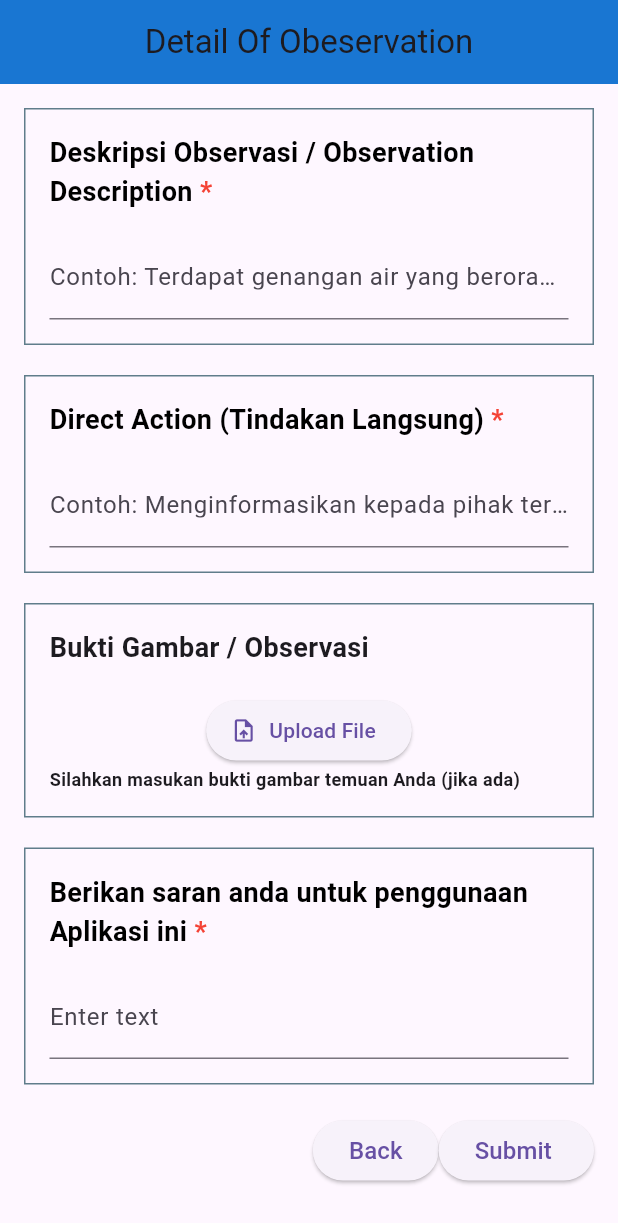
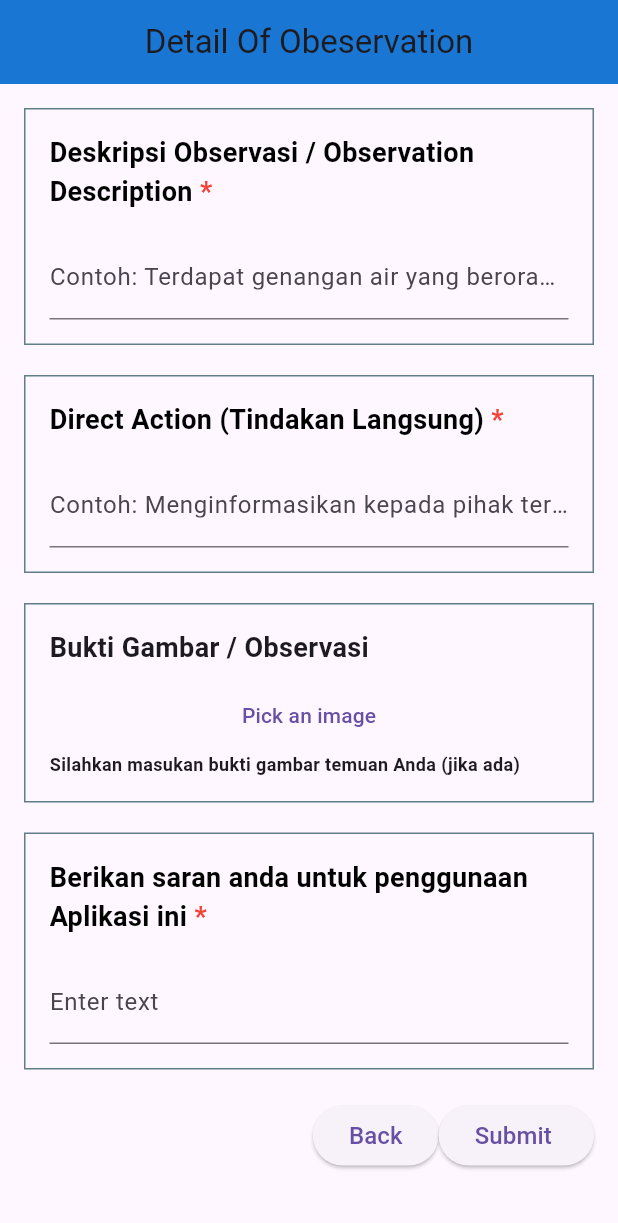
Before and after one commit to DarkVixion/KP_SIP, a Flutter app: the UserFormPage3FE screen opened directly, on a phone screen of 412 x 824 dp. Shown: the top 1223 px of the screen. Run offline on Flutter 3.47's test engine with Material 3 defaults, Android fonts, the phone set to English and light mode, and no system bars; our stand-ins replace cloud_firestore, dio, firebase_auth, firebase_core, firebase_storage, get and 3 more; accounts and stored records are empty; network calls fail.

```diff
--- a/lib/FrontEndOnly/Service/global_service_fe.dart
+++ b/lib/FrontEndOnly/Service/global_service_fe.dart
@@ -1,3 +1,5 @@
+import 'dart:io';
+
 import 'package:flutter/material.dart';
 import 'package:fluttersip/FrontEndOnly/AdminView/admin_home_page_fe.dart';
 import 'package:fluttersip/FrontEndOnly/AdminView/admin_peka_page_fe.dart';
@@ -78,6 +80,15 @@ class GlobalStateFE with ChangeNotifier {
   // Getter for userId
   String? get userId => _userId;
 
+  File? _uploadedImage;
+
+  File? get uploadedImage => _uploadedImage;
+
+  void updateUploadedImage(File? image) {
+    _uploadedImage = image;
+    notifyListeners();
+  }
+
   // Method to load userId from GetStorage
   void updateUserId(String? value) {
     _userId = value;  // 'userID' should match the key used when storing the ID
@@ -152,14 +163,11 @@ class GlobalStateFE with ChangeNotifier {
   }
 
   void resetForm() {
-    namaPegawai = '';
-    emailPekerja = '';
-    namaFungsi = '';
     lokasiSpesifik = '';
     deskripsiObservasi = '';
     directAction = '';
     saranAplikasi = '';
-    selectedKategori = '';
+    selectedKategori = null;
     selectedTanggal = DateTime.now();
     _selectedLokasiId = null;
     _selectedTipeObservasiId = null;
--- a/lib/FrontEndOnly/UserView/user_form_page_3_fe.dart
+++ b/lib/FrontEndOnly/UserView/user_form_page_3_fe.dart
@@ -1,10 +1,9 @@
 import 'package:flutter/material.dart';
-import 'package:file_picker/file_picker.dart';
 import 'package:fluttersip/FrontEndOnly/Service/global_service_fe.dart';
 import 'dart:io';
 
 import 'package:fluttersip/controllers/laporanpeka.dart';
-import 'package:get/get.dart';
+import 'package:image_picker/image_picker.dart';
 import 'package:provider/provider.dart';
 
 class UserFormPage3FE extends StatefulWidget {
@@ -19,10 +18,10 @@ class _UserFormPage3FEState extends State<UserFormPage3FE> {
   final TextEditingController _deskripsiObservasi = TextEditingController(); // For second question (text input)
   final TextEditingController _directAction = TextEditingController();
   final TextEditingController _saranAplikasi = TextEditingController();
-  final LaporanPekaController _laporanPekaController = Get.put(LaporanPekaController());
-
-
-
+  final _formKey = GlobalKey<FormState>();
+  File? _image;
+  // Create an instance of the controller
+  final LaporanPekaController _laporanPekaController = LaporanPekaController();
 
   bool _deskripsiObservasiError = false;
   bool _directActionError = false;
@@ -45,7 +44,9 @@ class _UserFormPage3FEState extends State<UserFormPage3FE> {
     });
   }
 
-  void _validateAndProceed() {
+
+
+  void _validateAndProceed() async {
     final globalState = Provider.of<GlobalStateFE>(context, listen: false);
 
     setState(() {
@@ -61,7 +62,8 @@ class _UserFormPage3FEState extends State<UserFormPage3FE> {
         !_directActionError &&
         !_saranAplikasiError) {
       try {
-        _laporanPekaController.submit(
+        if (_formKey.currentState!.validate()) {
+          await _laporanPekaController.submitLaporan(
             namaPegawai: globalState.namaPegawai.trim(),
             emailPegawai: globalState.emailPekerja.trim(),
             namaFungsi: globalState.namaFungsi.trim(),
@@ -75,14 +77,16 @@ class _UserFormPage3FEState extends State<UserFormPage3FE> {
             tipeobservasiId: globalState.selectedTipeObservasiId!.toString(),
             kategoriId: globalState.selectedSubKategoriId!.toString(),
             clsrId: globalState.selectedClsrId!.toString(),
+            image: _image,
           );
+        }
 
         // On successful submission, show a success message or navigate to another screen
         ScaffoldMessenger.of(context).showSnackBar(
            const SnackBar(content: Text("Submission Successful ")),
         );
         // Reset the form fields
-        globalState.resetForm();
+
         // print(globalState.userId);
         // print(globalState.namaPegawai);
         // print(globalState.emailPekerja);
@@ -98,6 +102,7 @@ class _UserFormPage3FEState extends State<UserFormPage3FE> {
         // print(globalState.saranAplikasi);
       } catch (error) {
         // If an error occurs during submission, show an error message
+        print(error);
         ScaffoldMessenger.of(context).showSnackBar(
           SnackBar(content: Text("Error: ${error.toString()}")),
         );
@@ -116,10 +121,13 @@ class _UserFormPage3FEState extends State<UserFormPage3FE> {
           ),
         ),
         automaticallyImplyLeading: false,
+
       ),
       body: Padding(
         padding: const EdgeInsets.all(16.0),
         child: SingleChildScrollView(
+          child: Form(
+            key: _formKey,
             child: Column(
               children: <Widget>[
                 _buildTextFieldContainer(
@@ -144,24 +152,29 @@ class _UserFormPage3FEState extends State<UserFormPage3FE> {
                     border: Border.all(color: Colors.blueGrey),
                     borderRadius: BorderRadius.circular(0),
                   ),
-                child: const Column(
+                  child: Column(
                     crossAxisAlignment: CrossAxisAlignment.start,
                     children: [
-                    Text(
+                      const Text(
                         'Bukti Gambar / Observasi',
                         style: TextStyle(
                           fontSize: 18,
                           fontWeight: FontWeight.bold,
                         ),
                       ),
-                    SizedBox(height: 8.0),
+                      const SizedBox(height: 8.0),
                       Row(
                         mainAxisAlignment: MainAxisAlignment.center,
                         children: [
-                        UploadOrCaptureImage(),
+                          _image == null
+                              ? TextButton(
+                            onPressed: _pickImage,
+                            child: const Text('Pick an image'),
+                          )
+                              : Image.file(_image!, height: 100),
                         ],
                       ),
-                    Text(
+                      const Text(
                         'Silahkan masukan bukti gambar temuan Anda (jika ada)',
                         style: TextStyle(
                           fontSize: 12,
@@ -217,8 +230,20 @@ class _UserFormPage3FEState extends State<UserFormPage3FE> {
             ),
           ),
         ),
+      ),
     );
   }
+  Future<void> _pickImage() async {
+    final picker = ImagePicker();
+    final pickedFile = await picker.pickImage(source: ImageSource.gallery);
+
+    if (pickedFile != null) {
+      setState(() {
+        _image = File(pickedFile.path);
+      });
+    }
+  }
+
 }
 
 Widget _buildTextFieldContainer({
@@ -265,44 +290,3 @@ Widget _buildTextFieldContainer({
     ),
   );
 }
-
-class UploadOrCaptureImage extends StatefulWidget {
-  const UploadOrCaptureImage({super.key});
-
-  @override
-  _UploadOrCaptureImageState createState() => _UploadOrCaptureImageState();
-}
-
-class _UploadOrCaptureImageState extends State<UploadOrCaptureImage> {
-  File? _image;
-  File? _file;
-
-
-
-  Future<void> _uploadFile() async {
-    FilePickerResult? result = await FilePicker.platform.pickFiles();
-
-    if (result != null) {
-      setState(() {
-        _file = File(result.files.single.path!);
-      });
-    }
-  }
-
-  @override
-  Widget build(BuildContext context) {
-    return Column(
-      mainAxisAlignment: MainAxisAlignment.center,
-      children: [
-        if (_image != null) Image.file(_image!),
-        if (_file != null) Text("Selected file: ${_file!.path.split('/').last}"),
-        const SizedBox(height: 10),
-        ElevatedButton.icon(
-          onPressed: _uploadFile,
-          icon: const Icon(Icons.upload_file),
-          label: const Text("Upload File"),
-        ),
-      ],
-    );
-  }
-}
--- a/lib/constants/constants.dart
+++ b/lib/constants/constants.dart
@@ -1,3 +1,4 @@
 String url = 'http://10.0.2.2:8000/api/';
+String url2 = 'http://10.0.2.2:8000/storage/';
 // String url = 'http://127.0.0.1:8000/api/';
 // String url = 'http://10.4.168.219/api/';
--- a/pubspec.yaml
+++ b/pubspec.yaml
@@ -35,10 +35,11 @@ dependencies:
   # The following adds the Cupertino Icons font to your application.
   # Use with the CupertinoIcons class for iOS style icons.
   toggle_switch: ^2.3.0
+  cached_network_image: ^3.4.1
   get_storage: ^2.1.1
   get: ^4.6.6
   intl: ^0.19.0
-  dio: ^5.6.0
+  dio: ^5.7.0
   path_provider: ^2.1.4
   image_picker: ^1.1.2
   file_picker: ^8.0.7
```
Also changed, not shown: lib/FrontEndOnly/AdminView/admin_home_page_fe.dart (+22 -6 lines), lib/FrontEndOnly/AdminView/admin_peka_page_fe.dart (+45 -87 lines), lib/FrontEndOnly/AdminView/tidak_lanjut_de.dart (deleted, +0 -38 lines), lib/FrontEndOnly/AdminView/tidak_lanjut_fe.dart (added, +48 -0 lines), lib/FrontEndOnly/UserView/user_peka_page_fe.dart (+40 -23 lines), lib/controllers/laporanpeka.dart (+45 -49 lines), pubspec.lock, 1 other file. Lines whose indentation alone changed are shown as unchanged.
